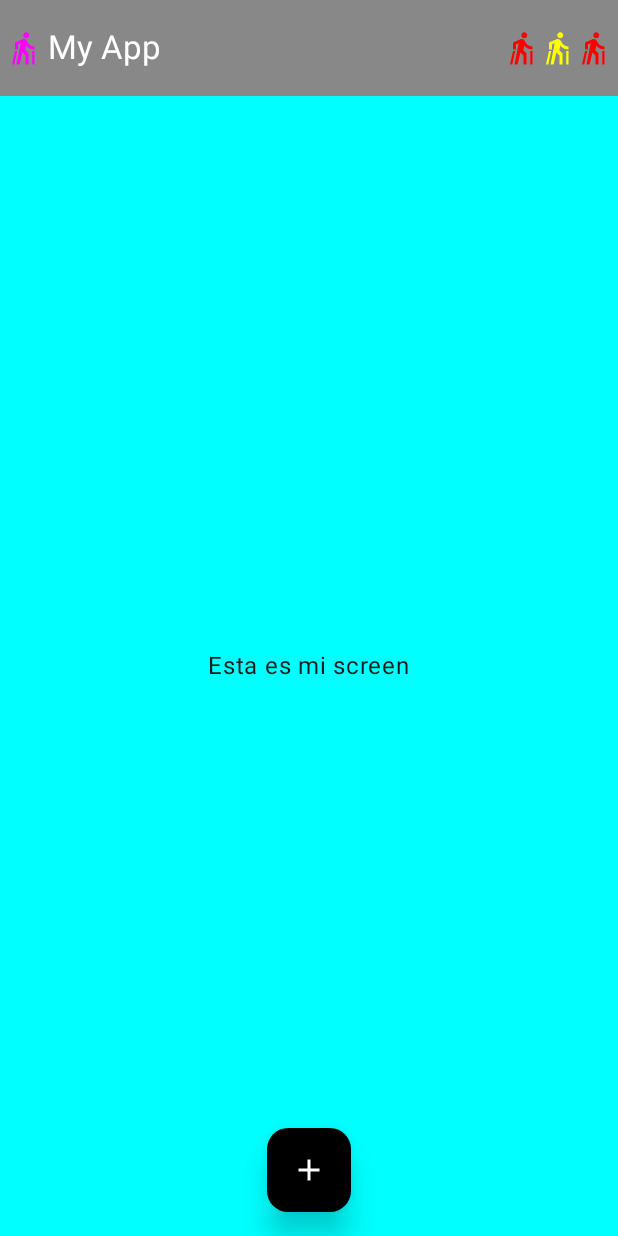
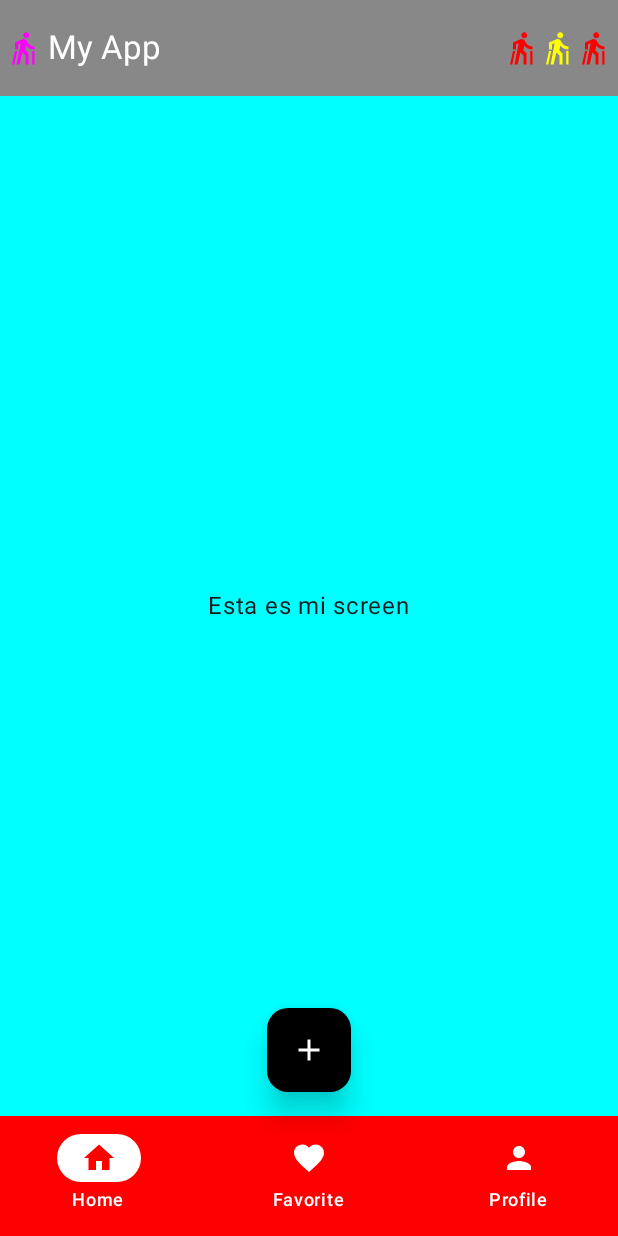
Before and after one commit to VicLT/UDEMY_Jetpack_Compose, an Android app built with Jetpack Compose: the screen it shows after launch (MainActivity), on a phone screen of 412 x 824 dp. Run offline under Robolectric (Android 15) with nearby library versions, the phone set to English and light mode, and no system bars.

Commit message:
Navigation Bar

```diff
--- a/app/src/main/java/udemy/victorlamas/myfirstcomposeapp/MainActivity.kt
+++ b/app/src/main/java/udemy/victorlamas/myfirstcomposeapp/MainActivity.kt
@@ -25,6 +25,7 @@ import androidx.compose.ui.graphics.Color
 import androidx.compose.ui.tooling.preview.Preview
 import kotlinx.coroutines.launch
 import udemy.victorlamas.myfirstcomposeapp.components.MyFAB
+import udemy.victorlamas.myfirstcomposeapp.components.MyNavigationBar
 import udemy.victorlamas.myfirstcomposeapp.components.MyTopAppBar
 import udemy.victorlamas.myfirstcomposeapp.login.Greeting
 import udemy.victorlamas.myfirstcomposeapp.ui.theme.MyFirstComposeAppTheme
@@ -43,7 +44,8 @@ class MainActivity : ComponentActivity() {
                     topBar = { MyTopAppBar() },
                     snackbarHost = { SnackbarHost(hostState = snackbarHostState) },
                     floatingActionButton = { MyFAB() },
-                    floatingActionButtonPosition = FabPosition.Center
+                    floatingActionButtonPosition = FabPosition.Center,
+                    bottomBar = { MyNavigationBar() }
                 ) { innerPadding ->
                     Box(
                         modifier = Modifier
--- /dev/null
+++ b/app/src/main/java/udemy/victorlamas/myfirstcomposeapp/components/NavigationBar.kt
@@ -0,0 +1,74 @@
+package udemy.victorlamas.myfirstcomposeapp.components
+
+import androidx.compose.foundation.layout.RowScope
+import androidx.compose.material.icons.Icons
+import androidx.compose.material.icons.filled.Favorite
+import androidx.compose.material.icons.filled.Home
+import androidx.compose.material.icons.filled.Person
+import androidx.compose.material3.Icon
+import androidx.compose.material3.NavigationBar
+import androidx.compose.material3.NavigationBarItem
+import androidx.compose.material3.NavigationBarItemDefaults
+import androidx.compose.material3.Text
+import androidx.compose.runtime.Composable
+import androidx.compose.runtime.getValue
+import androidx.compose.runtime.mutableIntStateOf
+import androidx.compose.runtime.remember
+import androidx.compose.runtime.setValue
+import androidx.compose.ui.Modifier
+import androidx.compose.ui.graphics.Color
+import androidx.compose.ui.unit.dp
+import udemy.victorlamas.myfirstcomposeapp.components.model.NavItem
+
+@Composable
+fun MyNavigationBar(modifier: Modifier = Modifier) {
+
+    val itemList = listOf(
+        NavItem("Home", Icons.Default.Home),
+        NavItem("Favorite", Icons.Default.Favorite),
+        NavItem("Profile", Icons.Default.Person)
+    )
+
+    var selectedIndex by remember { mutableIntStateOf(0) }
+
+    NavigationBar(
+        containerColor = Color.Red,
+        //contentColor = Color.Black
+        tonalElevation = 10.dp
+    ) {
+        itemList.forEachIndexed { index, item ->
+            AristiDevItem(navItem = item, isSelected = index == selectedIndex) {
+                selectedIndex = index
+            }
+        }
+    }
+}
+
+@Composable
+fun RowScope.AristiDevItem(
+    navItem: NavItem,
+    isSelected: Boolean,
+    onItemClick: () -> Unit
+) {
+    NavigationBarItem(
+        selected = isSelected,
+        onClick = { onItemClick() },
+        icon = {
+            Icon(
+                imageVector = navItem.icon,
+                contentDescription = null
+            )
+        },
+        label = { Text(navItem.name) },
+        alwaysShowLabel = true,
+        colors = NavigationBarItemDefaults.colors(
+            selectedIconColor = Color.Red,
+            selectedTextColor = Color.White,
+            indicatorColor = Color.White,
+            unselectedIconColor = Color.White,
+            unselectedTextColor = Color.White,
+            disabledIconColor = Color.Gray,
+            disabledTextColor = Color.Gray
+        )
+    )
+}
--- /dev/null
+++ b/app/src/main/java/udemy/victorlamas/myfirstcomposeapp/components/model/NavItem.kt
@@ -0,0 +1,7 @@
+package udemy.victorlamas.myfirstcomposeapp.components.model
+
+import androidx.compose.ui.graphics.vector.ImageVector
+
+data class NavItem(val name: String, val icon: ImageVector)
+//data class NavItem(val name: String, val icon: PainterResource)
+//data class NavItem(val name: String, val icon: Int)
```
